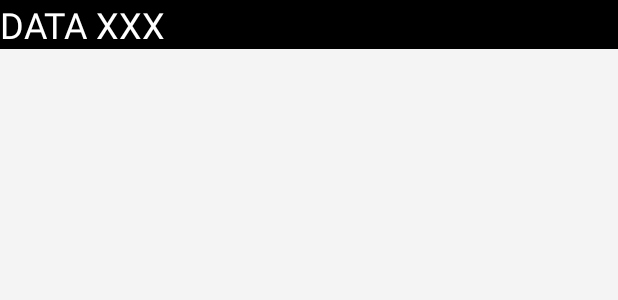
After one commit to msp1974/ViewAssistCompanionApp, an Android app: the layout view_popup.xml on its own in the app's theme, with its tools: preview values and no code run, on a phone screen of 412 x 824 dp. The commit adds this screen. Shown: the top 300 px of the screen. Run offline under Robolectric (Android 15) with nearby library versions, the phone set to English and light mode, and no system bars; network calls fail.

Commit message:
added: diagnostics popup

```diff
--- /dev/null
+++ b/app/src/main/res/layout/view_popup.xml
@@ -0,0 +1,16 @@
+<?xml version="1.0" encoding="utf-8"?>
+<LinearLayout xmlns:android="http://schemas.android.com/apk/res/android"
+    android:layout_width="match_parent"
+    android:layout_height="wrap_content"
+    android:background="#000"
+    android:orientation="horizontal">
+
+    <TextView
+        android:id="@+id/data"
+        android:layout_width="match_parent"
+        android:layout_height="wrap_content"
+        android:text="DATA XXX"
+        android:textColor="#FFF"
+        android:textSize="24sp" />
+
+</LinearLayout>
```
Also changed, not shown: app/src/main/java/com/msp1974/vacompanion/WebViewActivity.kt (+64 -9 lines), app/src/main/java/com/msp1974/vacompanion/service/BackgroundTask.kt (+12 -1 lines), app/src/main/java/com/msp1974/vacompanion/settings/Settings.kt (+7 -0 lines).
